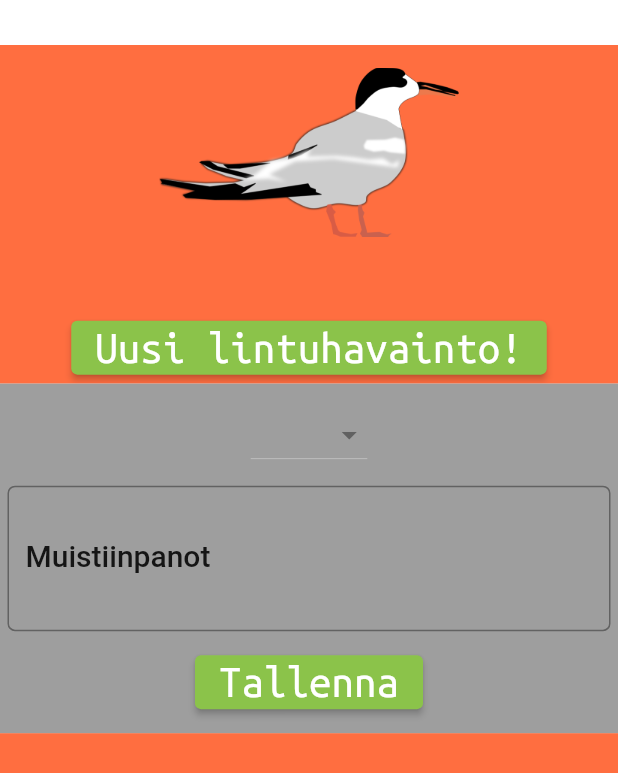
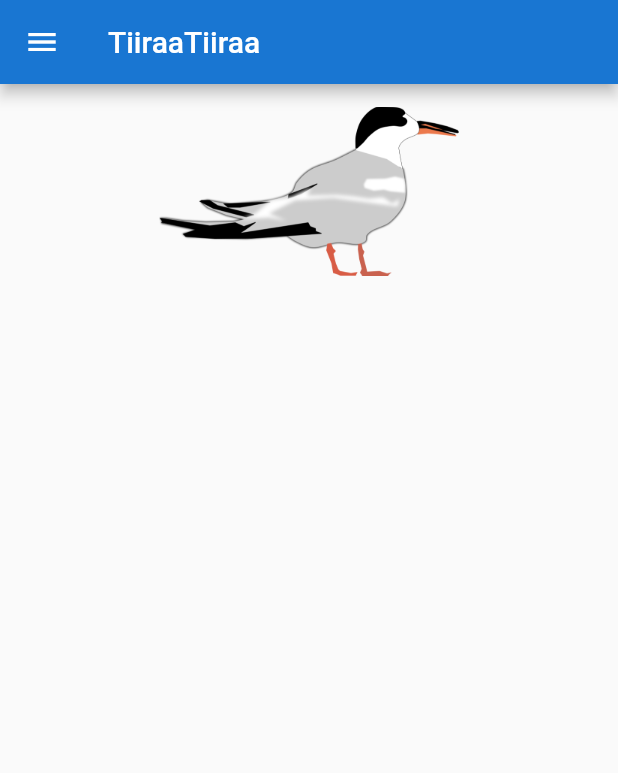
Before and after one commit to HenkkaL/TernRepo, a Flutter app: the screen it shows after launch, on a phone screen of 412 x 824 dp. Shown: the top 773 px of the screen. Run offline on Flutter 3.47's test engine with Material 2 defaults, Android fonts, the phone set to English and light mode, and no system bars; our stand-ins replace moor_flutter, shared_preferences; generated files the repository leaves out were written again.

Commit message:
Havaintojen leiskat ja tietokantayhteys

```diff
--- /dev/null
+++ b/src/tern_app/lib/data/shared_prefs.dart
@@ -0,0 +1,49 @@
+import 'package:shared_preferences/shared_preferences.dart';
+import 'dart:async';
+
+class SPSettings {
+  static SPSettings _instance;
+  final String fontSizeKey = 'font_size';
+  final String colorKey = 'color';
+  static SharedPreferences _sp;
+
+  factory SPSettings() {
+    if (_instance == null) {
+      _instance = SPSettings._internal();
+    }
+    return _instance;
+  }
+  SPSettings._internal();
+  Future init() async {
+    _sp = await SharedPreferences.getInstance();
+  }
+
+  Future setColor(int color) {
+    return _sp.setInt(colorKey, color);
+  }
+
+  int getColor() {
+    int color = _sp.getInt(colorKey);
+    if (color == null) {
+      return 0xff1976D2; //blue
+    } else {
+      return color;
+    }
+  }
+
+  Future setFontSize(double size) {
+    return _sp.setDouble(fontSizeKey, size);
+  }
+
+  double getFontSize() {
+    double fontSize = _sp.getDouble(fontSizeKey);
+    if (fontSize == null) {
+      fontSize = 14;
+    }
+    return fontSize;
+  }
+
+
+
+
+}
--- a/src/tern_app/lib/main.dart
+++ b/src/tern_app/lib/main.dart
@@ -1,5 +1,8 @@
 import 'package:flutter/material.dart';
-import 'screens/Home.dart';
+import 'package:tern_app/screens/Home.dart';
+import 'package:provider/provider.dart';
+
+import 'data/moor_db.dart';
 
 void main() {
   runApp(MyApp());
@@ -9,12 +12,16 @@ class MyApp extends StatelessWidget {
   // This widget is the root of your application.
   @override
   Widget build(BuildContext context) {
-    return MaterialApp(
-      title: 'Tiiraa Tiiraa',
-      theme: ThemeData(
-        primarySwatch: Colors.blue,
+    return Provider(
+      create: (context) => TernDb(),
+      child: MaterialApp(
+        title: 'TiiraaTiiraa',
+        theme: ThemeData(
+          primarySwatch: Colors.blue,
+          visualDensity: VisualDensity.adaptivePlatformDensity,
+        ),
+        home: HomeScreen(),
       ),
-      home: new Home(),
     );
   }
 }
--- /dev/null
+++ b/src/tern_app/lib/models/font_size.dart
@@ -0,0 +1,5 @@
+class FontSize {
+  String name;
+  double size;
+  FontSize(this.name, this.size);
+}
--- a/src/tern_app/lib/screens/AddObservationButton.dart
+++ /dev/null
@@ -1,32 +0,0 @@
-import 'package:flutter/material.dart';
-
-class AddObservationButton extends StatelessWidget {
-  @override
-  Widget build(BuildContext context) {
-    var button = Container(
-        margin: EdgeInsets.only(top: 50),
-        child: ElevatedButton(
-            child: Text(
-              "Uusi lintuhavainto!",
-              textDirection: TextDirection.ltr,
-              style: TextStyle(
-                  fontSize: 30.0,
-                  decoration: TextDecoration.none,
-                  fontFamily: 'UbuntuMono',
-                  fontWeight: FontWeight.normal),
-            ),
-            style: ElevatedButton.styleFrom(primary: Colors.lightGreen),
-            onPressed: () {
-              addObservation(context);
-            }));
-    return button;
-  }
-
-  void addObservation(BuildContext context) {
-    var alert = AlertDialog(
-      title: Text("Lisätään uusi havainto!"),
-      content: Text("Onneksi olkoon!"),
-    );
-    showDialog(context: context, builder: (BuildContext context) => alert);
-  }
-}
--- a/src/tern_app/lib/screens/Home.dart
+++ b/src/tern_app/lib/screens/Home.dart
@@ -1,22 +1,99 @@
 import 'package:flutter/material.dart';
-import './TernImage.dart';
-import './ObservationForm.dart';
-import './AddObservationButton.dart';
+import 'package:tern_app/screens/spots.dart';
+import '../data/shared_prefs.dart';
+import '../screens/settings.dart';
+import 'TernImage.dart';
 
-class Home extends StatelessWidget {
+class HomeScreen extends StatefulWidget {
+  @override
+  _HomeScreenState createState() => _HomeScreenState();
+}
+
+class _HomeScreenState extends State<HomeScreen> {
+  int settingColor = 0xff1976d2;
+  double fontSize = 16;
+  SPSettings settings;
+  @override
+  void initState() {
+    settings = SPSettings();
+    getSettings();
+    super.initState();
+  }
+
   @override
   Widget build(BuildContext context) {
-    return Container(
-        alignment: Alignment.center,
-        color: Colors.deepOrangeAccent,
-        margin: EdgeInsets.only(top: 30.0),
-        padding: EdgeInsets.only(top: 15.0),
-        child: Column(
-          children: <Widget>[
-            TernImageWidget(),
-            AddObservationButton(),
-            ObservationForm(),
-          ],
-        ));
+    return FutureBuilder(
+      future: getSettings(),
+      builder: (BuildContext context, AsyncSnapshot<dynamic> snapshot) {
+        return Scaffold(
+            appBar: AppBar(
+              backgroundColor: Color(settingColor),
+              title: Text('TiiraaTiiraa'),
+            ),
+            drawer: Drawer(
+              child: ListView(
+                padding: EdgeInsets.zero,
+                children: <Widget>[
+                  DrawerHeader(
+                    child: Text('Valikko',
+                        style: TextStyle(
+                          color: Colors.white,
+                          fontSize: 28,
+                        )),
+                    decoration: BoxDecoration(
+                      color: Color(settingColor),
+                    ),
+                  ),
+                  ListTile(
+                    title: Text(
+                      'Asetukset',
+                      style: TextStyle(
+                        fontSize: fontSize,
+                      ),
+                    ),
+                    onTap: () {
+                      Navigator.pop(context);
+                      Navigator.push(
+                          context,
+                          MaterialPageRoute(
+                              builder: (context) => SettingsScreen()));
+                    },
+                  ),
+                  ListTile(
+                    title: Text(
+                      'Havainnot',
+                      style: TextStyle(
+                        fontSize: fontSize,
+                      ),
+                    ),
+                    onTap: () {
+                      Navigator.pop(context);
+                      Navigator.push(
+                          context,
+                          MaterialPageRoute(
+                              builder: (context) => SpotsScreen()));
+                    },
+                  ),
+                ],
+              ),
+            ),
+            body: Container(
+                alignment: Alignment.center,
+                padding: EdgeInsets.only(top: 15.0),
+                child: Column(
+                  children: <Widget>[TernImageWidget()],
+                )));
+      },
+    );
+  }
+
+  Future getSettings() async {
+    settings = SPSettings();
+    settings.init().then((value) {
+      setState(() {
+        settingColor = settings.getColor();
+        fontSize = settings.getFontSize();
+      });
+    });
   }
 }
--- a/src/tern_app/lib/screens/ObservationForm.dart
+++ /dev/null
@@ -1,81 +0,0 @@
-import 'package:flutter/material.dart';
-
-class ObservationForm extends StatefulWidget {
-  @override
-  State<StatefulWidget> createState() => _ObservationForm();
-}
-
-class _ObservationForm extends State<ObservationForm> {
-  final double _formDistance = 5.0;
-  String note = '';
-  String _birdName = '';
-  TextEditingController noteController = TextEditingController();
-
-  @override
-  Widget build(BuildContext context) {
-    TextStyle textStyle = Theme.of(context).textTheme.headline6;
-    return Material(
-      child: Container(
-          padding: EdgeInsets.all(_formDistance),
-          color: Colors.grey,
-          child: Column(
-            children: <Widget>[
-              Padding(
-                  padding: EdgeInsets.only(
-                      top: _formDistance, bottom: _formDistance),
-                  child: DropdownButton<String>(
-                    value: _birdName,
-                    items: <String>['', 'Lokki', 'Naakka', 'Tiira']
-                        .map((String value) {
-                      return DropdownMenuItem<String>(
-                        value: value,
-                        child: new Text(value),
-                      );
-                    }).toList(),
-                    onChanged: (String newValue) {
-                      _setBirdName(newValue);
-                    },
-                  )),
-              Padding(
-                  padding: EdgeInsets.only(
-                      top: _formDistance, bottom: _formDistance),
-                  child: TextField(
-                      controller: noteController,
-                      maxLines: 3,
-                      decoration: InputDecoration(
-                          labelText: 'Muistiinpanot',
-                          hintText: 'Lisää muistiinpano...',
-                          labelStyle: textStyle,
-                          border: OutlineInputBorder(
-                              borderRadius: BorderRadius.circular(5.0))))),
-              Padding(
-                  padding: EdgeInsets.only(
-                      top: _formDistance, bottom: _formDistance),
-                  child: ElevatedButton(
-                      child: Text(
-                        "Tallenna",
-                        textDirection: TextDirection.ltr,
-                        style: TextStyle(
-                            fontSize: 30.0,
-                            decoration: TextDecoration.none,
-                            fontFamily: 'UbuntuMono',
-                            fontWeight: FontWeight.normal),
-                      ),
-                      style:
-                          ElevatedButton.styleFrom(primary: Colors.lightGreen),
-                      onPressed: () {
-                        setState(() {
-                          note = noteController.text;
-                        });
-                      })),
-            ],
-          )),
-    );
-  }
-
-  void _setBirdName(String value) {
-    setState(() {
-      this._birdName = value;
-    });
-  }
-}
```
Also changed, not shown: src/tern_app/lib/data/moor_db.dart (added, +42 -0 lines), src/tern_app/lib/screens/settings.dart (added, +133 -0 lines), src/tern_app/lib/screens/spot_detail.dart (added, +115 -0 lines), src/tern_app/lib/screens/spots.dart (added, +87 -0 lines), src/tern_app/pubspec.yaml (+13 -14 lines), src/tern_app/lib/data/moor_db.g.dart (added).
